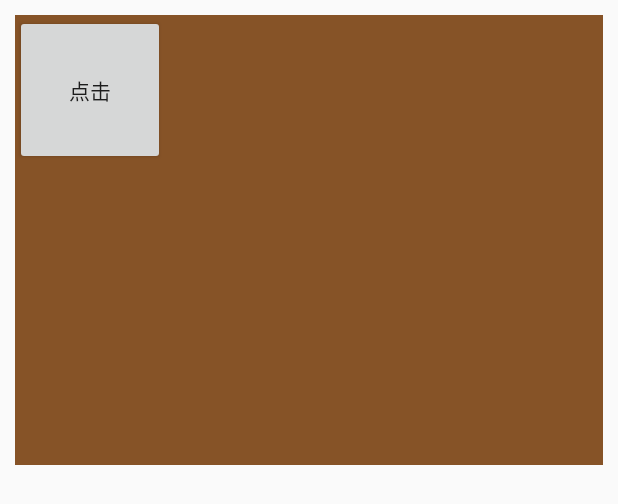
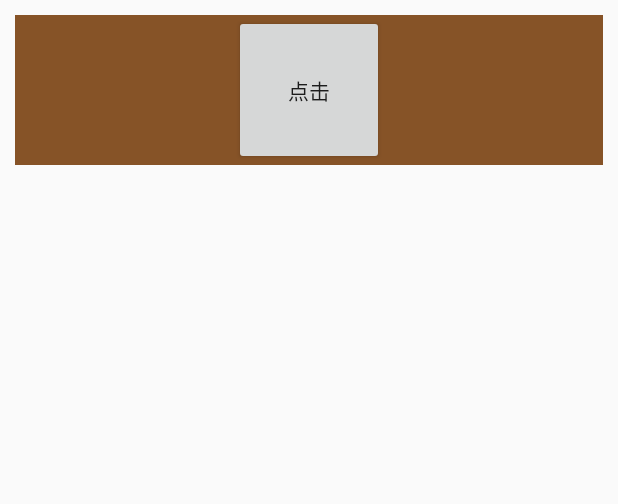
Before and after one commit to chinaguoliang/TestDagger2, an Android app: the layout dialog_layout.xml on its own in the app's theme, with its tools: preview values and no code run, on a phone screen of 412 x 824 dp. Shown: the top 504 px of the screen. Run offline under Robolectric (Android 15) with nearby library versions, the phone set to English and light mode, and no system bars.

Commit message:
修改dialog 边框大小

```diff
--- a/app/src/main/java/com/testas/chen/testdagger2/test/dialog/fragment/MyDialogFragment.java
+++ b/app/src/main/java/com/testas/chen/testdagger2/test/dialog/fragment/MyDialogFragment.java
@@ -1,6 +1,7 @@
 package com.testas.chen.testdagger2.test.dialog.fragment;
 
 import android.app.Dialog;
+import android.content.Context;
 import android.content.DialogInterface;
 import android.os.Bundle;
 import android.support.annotation.NonNull;
@@ -11,6 +12,8 @@ import android.view.LayoutInflater;
 import android.view.View;
 import android.view.ViewGroup;
 import android.view.Window;
+import android.view.WindowManager;
+import android.widget.LinearLayout;
 
 import com.testas.chen.testdagger2.R;
 
@@ -62,8 +65,21 @@ public class MyDialogFragment extends DialogFragment {
     @Override
     public View onCreateView(LayoutInflater inflater, @Nullable ViewGroup container, @Nullable Bundle savedInstanceState) {
         View v = inflater.inflate(R.layout.dialog_layout,container);
+        LinearLayout ll = (LinearLayout)v.findViewById(R.id.dialog_layout_ll);
+        ViewGroup.LayoutParams params = ll.getLayoutParams();
+        int height = getScreenHeight();
+        params.height = (height * 1) / 3;
+        ll.setLayoutParams(params);
         initDialogParams();
         return v;
+    }
+
+    private int getScreenHeight() {
+        WindowManager wm = this.getActivity().getWindowManager();
+
+        int width = wm.getDefaultDisplay().getWidth();
+        int height = wm.getDefaultDisplay().getHeight();
+        return height;
     }
 
     @Override
--- a/app/src/main/res/layout/dialog_layout.xml
+++ b/app/src/main/res/layout/dialog_layout.xml
@@ -1,15 +1,17 @@
 <?xml version="1.0" encoding="utf-8"?>
 <LinearLayout xmlns:android="http://schemas.android.com/apk/res/android"
-    android:orientation="horizontal" android:layout_width="match_parent"
-
+    android:orientation="vertical" android:layout_width="match_parent"
     android:layout_height="wrap_content">
 
+
     <LinearLayout
+        android:id="@+id/dialog_layout_ll"
         android:layout_width="match_parent"
         android:background="#865327"
-        android:layout_height="300dp"
-        android:layout_margin="10dp"
-        >
+        android:layout_height="match_parent"
+        android:orientation="vertical"
+        android:gravity="center"
+        android:layout_margin="10dp">
         <Button
             android:layout_width="100dp"
             android:layout_height="100dp"
```
